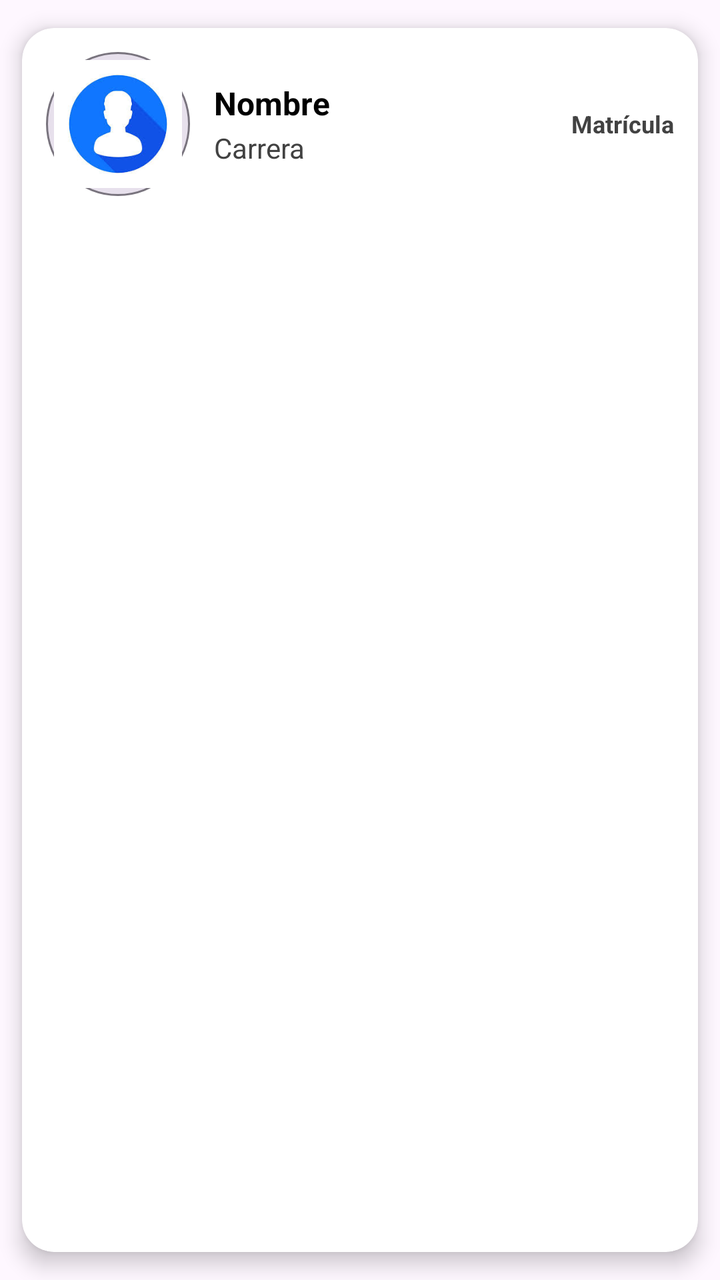
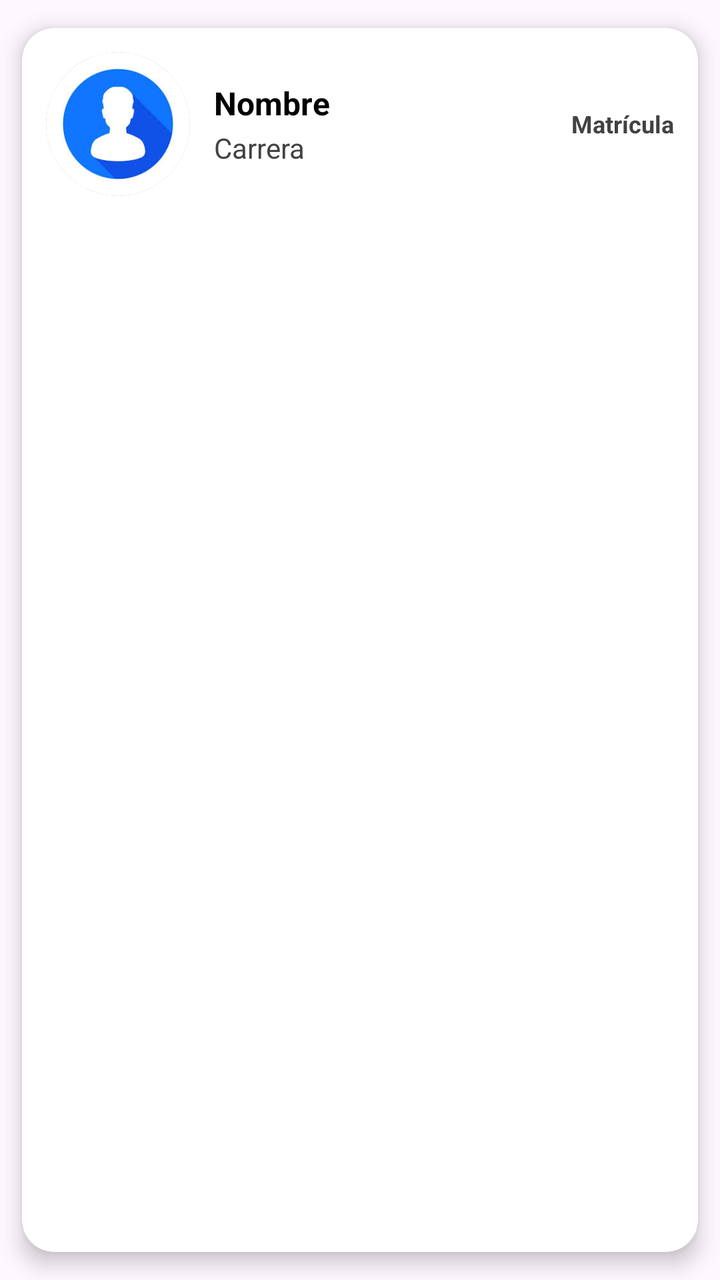

An Android layout rendered at two revisions. The XML below is the earlier revision; the diff shows what the commit changed to produce the second picture.
<!-- AndroidManifest.xml: application theme Theme.Appunidad02_43_2025 -->
<!-- res/layout/alumno_item.xml -->
<?xml version="1.0" encoding="utf-8"?>
<androidx.cardview.widget.CardView
    xmlns:android="http://schemas.android.com/apk/res/android"
    xmlns:app="http://schemas.android.com/apk/res-auto"
    android:id="@+id/cv"
    android:layout_width="match_parent"
    android:layout_height="wrap_content"
    android:layout_margin="8dp"
    app:cardCornerRadius="16dp"
    app:cardElevation="6dp"
    app:cardUseCompatPadding="true"
    app:cardPreventCornerOverlap="true">

    <LinearLayout
        android:layout_width="match_parent"
        android:layout_height="wrap_content"
        android:orientation="horizontal"
        android:padding="12dp"
        android:gravity="center_vertical">
        
        <ImageView
            android:id="@+id/foto"
            android:layout_width="72dp"
            android:layout_height="72dp"
            android:layout_marginEnd="12dp"
            android:contentDescription="@string/strFotoDes"
            android:scaleType="centerCrop"
            android:src="@drawable/alumno"
            android:background="@drawable/circulo_fondo"
            android:padding="4dp"/>
        
        <LinearLayout
            android:layout_width="0dp"
            android:layout_height="wrap_content"
            android:layout_weight="1"
            android:orientation="vertical">
            <TextView
                android:id="@+id/txtAlumnoNombre"
                android:layout_width="match_parent"
                android:layout_height="wrap_content"
                android:text="@string/strNombreA"
                android:textColor="@color/black"
                android:textSize="16sp"
                android:textStyle="bold"/>
            <TextView
                android:id="@+id/txtCarrera"
                android:layout_width="match_parent"
                android:layout_height="wrap_content"
                android:text="@string/strCarreraA"
                android:textColor="@color/dark_gray"
                android:textSize="14sp"
                android:layout_marginTop="2dp"/>
        </LinearLayout>
        
        <TextView
            android:id="@+id/txtMatricula"
            android:layout_width="wrap_content"
            android:layout_height="wrap_content"
            android:text="@string/strMatriculaA"
            android:textColor="@color/dark_gray"
            android:textSize="12sp"
            android:textStyle="bold"/>
    </LinearLayout>
</androidx.cardview.widget.CardView>
<!-- resources referenced by this layout -->
<resources>
  <color name="black">#FF000000</color>
  <color name="dark_gray">#424242</color>
  <!-- drawable alumno: jpeg bitmap (drawable, 5836 bytes) -->
  <!-- drawable circulo_fondo (drawable) -->
  <?xml version="1.0" encoding="utf-8"?>
  <shape xmlns:android="http://schemas.android.com/apk/res/android"
      android:shape="oval">
      <solid android:color="?attr/colorSurfaceVariant"/>
      <stroke android:width="1dp" android:color="?attr/colorOutline"/>
  </shape>
  <string name="strCarreraA">Carrera</string>
  <string name="strFotoDes">Foto de Alumno</string>
  <string name="strMatriculaA">Matrícula</string>
  <string name="strNombreA">Nombre</string>
  <style name="Theme.Appunidad02_43_2025" parent="Base.Theme.Appunidad02_43_2025" />
  <style name="Base.Theme.Appunidad02_43_2025" parent="Theme.Material3.DayNight.NoActionBar">
          
          
      </style>
</resources>

<!-- the commit's change to res/layout/alumno_item.xml (unified diff, before → after) -->
@@ -17,17 +17,28 @@
         android:orientation="horizontal"
         android:padding="12dp"
         android:gravity="center_vertical">
+
         
-        <ImageView
-            android:id="@+id/foto"
+        <FrameLayout
             android:layout_width="72dp"
             android:layout_height="72dp"
-            android:layout_marginEnd="12dp"
-            android:contentDescription="@string/strFotoDes"
-            android:scaleType="centerCrop"
-            android:src="@drawable/alumno"
-            android:background="@drawable/circulo_fondo"
-            android:padding="4dp"/>
+            android:layout_marginEnd="12dp">
+
+            <ImageView
+                android:id="@+id/foto"
+                android:layout_width="match_parent"
+                android:layout_height="match_parent"
+                android:contentDescription="@string/strFotoDes"
+                android:src="@drawable/alumno"
+
+                android:background="@drawable/circulo_fondo"
+                android:clipToOutline="true">
+
+            </ImageView>
+
+
+
+        </FrameLayout>
         
         <LinearLayout
             android:layout_width="0dp"
@@ -42,6 +53,7 @@
                 android:textColor="@color/black"
                 android:textSize="16sp"
                 android:textStyle="bold"/>
+
             <TextView
                 android:id="@+id/txtCarrera"
                 android:layout_width="match_parent"
@@ -51,6 +63,7 @@
                 android:textSize="14sp"
                 android:layout_marginTop="2dp"/>
         </LinearLayout>
+
         
         <TextView
             android:id="@+id/txtMatricula"
